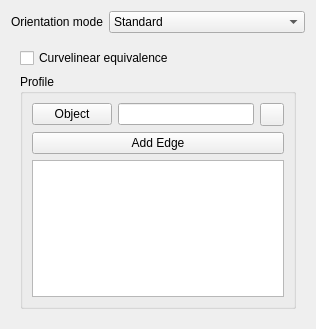
Before: the Qt Designer form src/Mod/PartDesign/Gui/TaskPipeOrientation.ui in wavexx/FreeCAD, drawn with Qt 5.
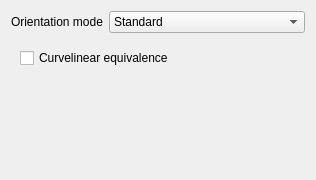
After: the same form once the commit is applied. Icons and pictures are not drawn.

Commit message:
PD: expose Profile in editing tasl for sketch based feature
Create helper class LinkSubWidget in TaskSketchBasedParameters.h/cpp to
handle reference selection for a property of type App::PropertyLinkSub.
Reuse this class to handle profile, pipe sweep path and aux path selection.

The edit to the form file:
```diff
--- a/src/Mod/PartDesign/Gui/TaskPipeOrientation.ui
+++ b/src/Mod/PartDesign/Gui/TaskPipeOrientation.ui
@@ -7,7 +7,7 @@
     <x>0</x>
     <y>0</y>
     <width>316</width>
-    <height>329</height>
+    <height>180</height>
    </rect>
   </property>
   <property name="windowTitle">
@@ -78,119 +78,17 @@
         </widget>
        </item>
        <item>
-        <widget class="QGroupBox" name="groupBox">
-         <property name="sizePolicy">
-          <sizepolicy hsizetype="Preferred" vsizetype="MinimumExpanding">
-           <horstretch>0</horstretch>
-           <verstretch>0</verstretch>
-          </sizepolicy>
+        <spacer name="verticalSpacer">
+         <property name="orientation">
+          <enum>Qt::Vertical</enum>
          </property>
-         <property name="minimumSize">
+         <property name="sizeHint" stdset="0">
           <size>
-           <width>0</width>
-           <height>230</height>
+           <width>20</width>
+           <height>40</height>
           </size>
          </property>
-         <property name="title">
-          <string>Profile</string>
-         </property>
-         <layout class="QVBoxLayout" name="verticalLayout">
-          <item>
-           <layout class="QHBoxLayout" name="horizontalLayout_2">
-            <item>
-             <widget class="QPushButton" name="buttonProfileBase">
-              <property name="sizePolicy">
-               <sizepolicy hsizetype="Minimum" vsizetype="Fixed">
-                <horstretch>0</horstretch>
-                <verstretch>0</verstretch>
-               </sizepolicy>
-              </property>
-              <property name="text">
-               <string>Object</string>
-              </property>
-              <property name="checkable">
-               <bool>true</bool>
-              </property>
-             </widget>
-            </item>
-            <item>
-             <widget class="QLineEdit" name="profileBaseEdit">
-              <property name="readOnly">
-               <bool>true</bool>
-              </property>
-             </widget>
-            </item>
-            <item>
-             <widget class="QToolButton" name="buttonProfileClear">
-              <property name="icon">
-               <iconset resource="../../../Gui/Icons/resource.qrc">
-                <normaloff>:/icons/edit-cleartext.svg</normaloff>:/icons/edit-cleartext.svg</iconset>
-              </property>
-             </widget>
-            </item>
-           </layout>
-          </item>
-          <item>
-           <layout class="QHBoxLayout" name="horizontalLayout_4">
-            <item>
-             <widget class="QPushButton" name="buttonRefAdd">
-              <property name="enabled">
-               <bool>true</bool>
-              </property>
-              <property name="sizePolicy">
-               <sizepolicy hsizetype="Expanding" vsizetype="Fixed">
-                <horstretch>0</horstretch>
-                <verstretch>0</verstretch>
-               </sizepolicy>
-              </property>
-              <property name="text">
-               <string>Add Edge</string>
-              </property>
-              <property name="checkable">
-               <bool>true</bool>
-              </property>
-              <property name="checked">
-               <bool>false</bool>
-              </property>
-             </widget>
-            </item>
-           </layout>
-          </item>
-          <item>
-           <widget class="QTreeWidget" name="treeWidgetReferences">
-            <property name="sizePolicy">
-             <sizepolicy hsizetype="Expanding" vsizetype="MinimumExpanding">
-              <horstretch>0</horstretch>
-              <verstretch>0</verstretch>
-             </sizepolicy>
-            </property>
-            <property name="minimumSize">
-             <size>
-              <width>0</width>
-              <height>90</height>
-             </size>
-            </property>
-            <property name="toolTip">
-             <string>Right click or press 'Del' to delete the selected items.</string>
-            </property>
-            <property name="alternatingRowColors">
-             <bool>false</bool>
-            </property>
-            <property name="selectionMode">
-             <enum>QAbstractItemView::ExtendedSelection</enum>
-            </property>
-            <attribute name="headerVisible">
-             <bool>false</bool>
-            </attribute>
-            <column>
-             <property name="text">
-              <string notr="true">1</string>
-             </property>
-            </column>
-           </widget>
-          </item>
-         </layout>
-        </widget>
+        </spacer>
        </item>
       </layout>
      </widget>
```
The commit also changes 34 other files.
